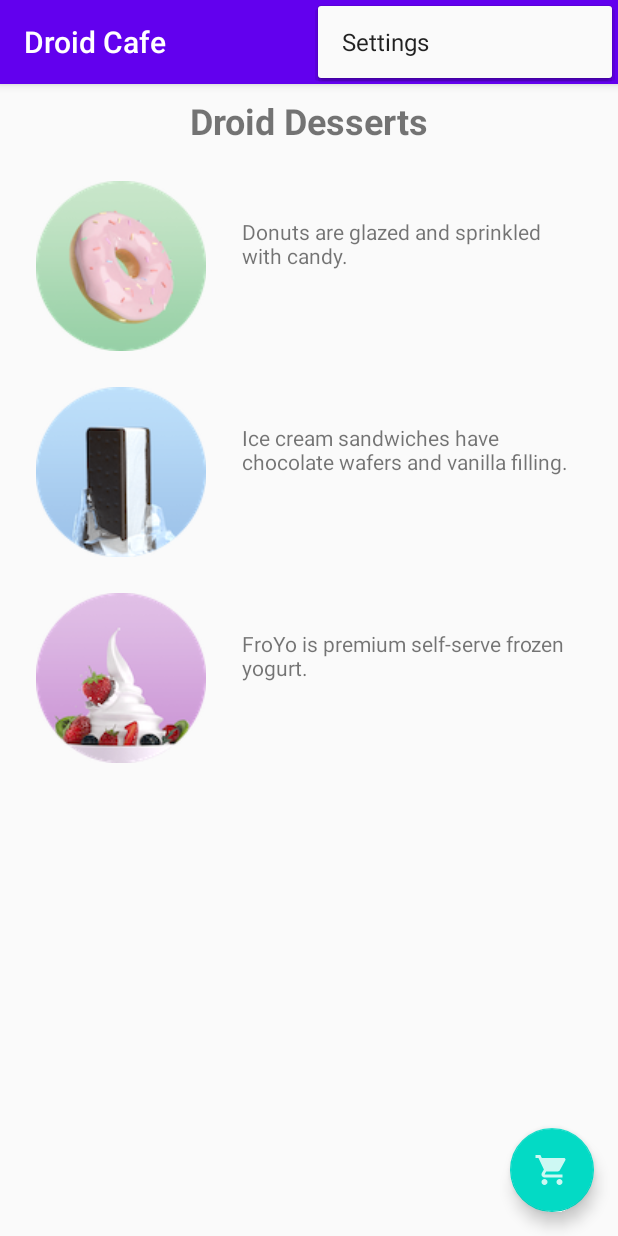
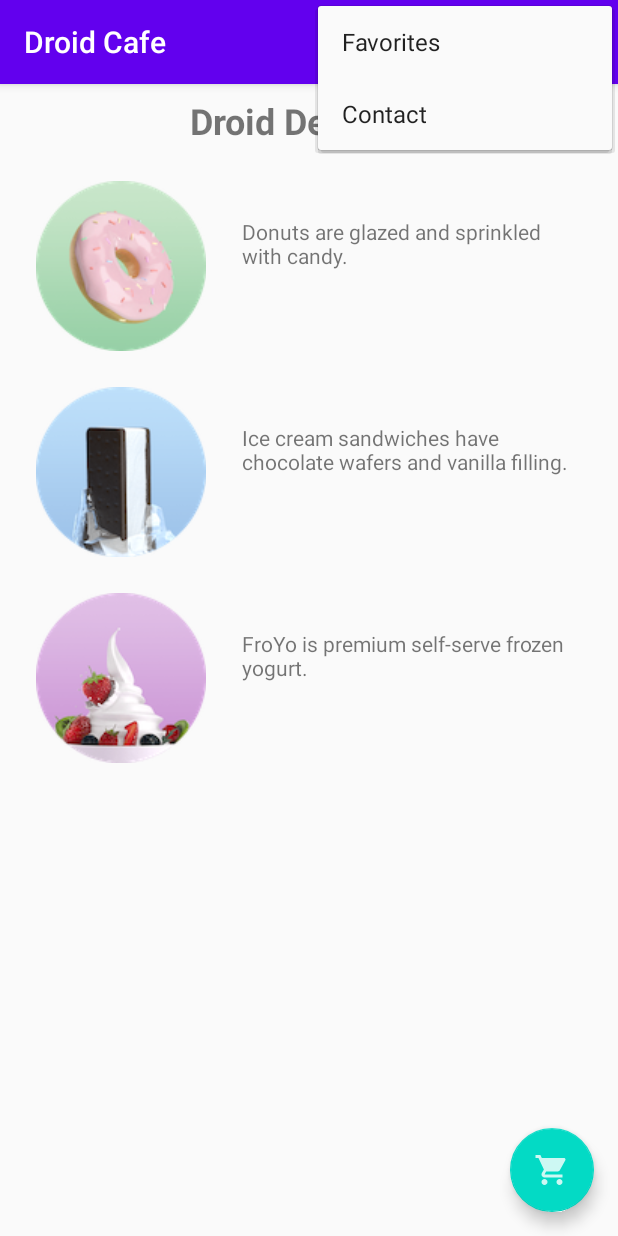
Before and after one commit to florinmihu31/LearnAndroid, an Android app: the screen it shows after launch (MainActivity), with the options menu open, on a phone screen of 412 x 824 dp. Run offline under Robolectric (Android 15) with nearby library versions, the phone set to English and light mode, and no system bars.

Commit message:
Add options menu

```diff
--- a/DroidCafe/app/src/main/java/com/example/droidcafe/MainActivity.java
+++ b/DroidCafe/app/src/main/java/com/example/droidcafe/MainActivity.java
@@ -59,9 +59,19 @@ public class MainActivity extends AppCompatActivity {
         // as you specify a parent activity in AndroidManifest.xml.
         int id = item.getItemId();
 
-        //noinspection SimplifiableIfStatement
-        if (id == R.id.action_settings) {
-            return true;
+        switch (id) {
+            case R.id.action_order:
+                displayToast(getString(R.string.action_order_message));
+                return true;
+            case R.id.action_status:
+                displayToast(getString(R.string.action_status_message));
+                return true;
+            case R.id.action_favorites:
+                displayToast(getString(R.string.action_favorites_message));
+                return true;
+            case R.id.action_contact:
+                displayToast(getString(R.string.action_contact_message));
+                return true;
         }
 
         return super.onOptionsItemSelected(item);
--- /dev/null
+++ b/DroidCafe/app/src/main/res/drawable-anydpi/ic_favorites.xml
@@ -0,0 +1,11 @@
+<vector xmlns:android="http://schemas.android.com/apk/res/android"
+    android:width="24dp"
+    android:height="24dp"
+    android:viewportWidth="24"
+    android:viewportHeight="24"
+    android:tint="#FFFFFF"
+    android:alpha="0.8">
+  <path
+      android:fillColor="@android:color/white"
+      android:pathData="M12,21.35l-1.45,-1.32C5.4,15.36 2,12.28 2,8.5 2,5.42 4.42,3 7.5,3c1.74,0 3.41,0.81 4.5,2.09C13.09,3.81 14.76,3 16.5,3 19.58,3 22,5.42 22,8.5c0,3.78 -3.4,6.86 -8.55,11.54L12,21.35z"/>
+</vector>
--- /dev/null
+++ b/DroidCafe/app/src/main/res/drawable-anydpi/ic_status_info.xml
@@ -0,0 +1,11 @@
+<vector xmlns:android="http://schemas.android.com/apk/res/android"
+    android:width="24dp"
+    android:height="24dp"
+    android:viewportWidth="24"
+    android:viewportHeight="24"
+    android:tint="#FFFFFF"
+    android:alpha="0.8">
+  <path
+      android:fillColor="@android:color/white"
+      android:pathData="M12,2C6.48,2 2,6.48 2,12s4.48,10 10,10 10,-4.48 10,-10S17.52,2 12,2zM13,17h-2v-6h2v6zM13,9h-2L11,7h2v2z"/>
+</vector>
--- a/DroidCafe/app/src/main/res/menu/menu_main.xml
+++ b/DroidCafe/app/src/main/res/menu/menu_main.xml
@@ -3,8 +3,29 @@
     xmlns:tools="http://schemas.android.com/tools"
     tools:context="com.example.droidcafe.MainActivity">
     <item
-        android:id="@+id/action_settings"
+        android:id="@+id/action_contact"
         android:orderInCategory="100"
-        android:title="@string/action_settings"
+        android:title="@string/action_contact"
         app:showAsAction="never" />
+
+    <item
+        android:id="@+id/action_order"
+        android:orderInCategory="10"
+        android:icon="@drawable/ic_shopping_cart"
+        android:title="@string/action_order"
+        app:showAsAction="always" />
+
+    <item
+        android:id="@+id/action_status"
+        android:orderInCategory="20"
+        android:icon="@drawable/ic_status_info"
+        android:title="@string/action_status"
+        app:showAsAction="always" />
+
+    <item
+        android:id="@+id/action_favorites"
+        android:orderInCategory="30"
+        android:icon="@drawable/ic_favorites"
+        android:title="@string/action_favorites"
+        app:showAsAction="ifRoom" />
 </menu>
--- a/DroidCafe/app/src/main/res/values/strings.xml
+++ b/DroidCafe/app/src/main/res/values/strings.xml
@@ -30,6 +30,10 @@
     <string name="next_day_ground_delivery">Next day ground delivery</string>
     <string name="pick_up">Pick up</string>
     <string name="should_choose_order">You should choose what to order.</string>
+    <string name="action_contact">Contact</string>
+    <string name="action_order">Order</string>
+    <string name="action_status">Status</string>
+    <string name="action_favorites">Favorites</string>
 
     <string-array name="labels_array">
         <item>Home</item>
@@ -37,4 +41,9 @@
         <item>Mobile</item>
         <item>Other</item>
     </string-array>
+
+    <string name="action_order_message">You selected Order.</string>
+    <string name="action_status_message">You selected Status.</string>
+    <string name="action_favorites_message">You selected Favorites.</string>
+    <string name="action_contact_message">You selected Contact.</string>
 </resources>
```
Also changed, not shown: DroidCafe/app/src/main/res/drawable-hdpi/ic_favorites.png (added), DroidCafe/app/src/main/res/drawable-hdpi/ic_status_info.png (added), DroidCafe/app/src/main/res/drawable-mdpi/ic_favorites.png (added), DroidCafe/app/src/main/res/drawable-mdpi/ic_status_info.png (added), DroidCafe/app/src/main/res/drawable-xhdpi/ic_favorites.png (added), DroidCafe/app/src/main/res/drawable-xhdpi/ic_status_info.png (added), DroidCafe/app/src/main/res/drawable-xxhdpi/ic_favorites.png (added), DroidCafe/app/src/main/res/drawable-xxhdpi/ic_status_info.png (added).
